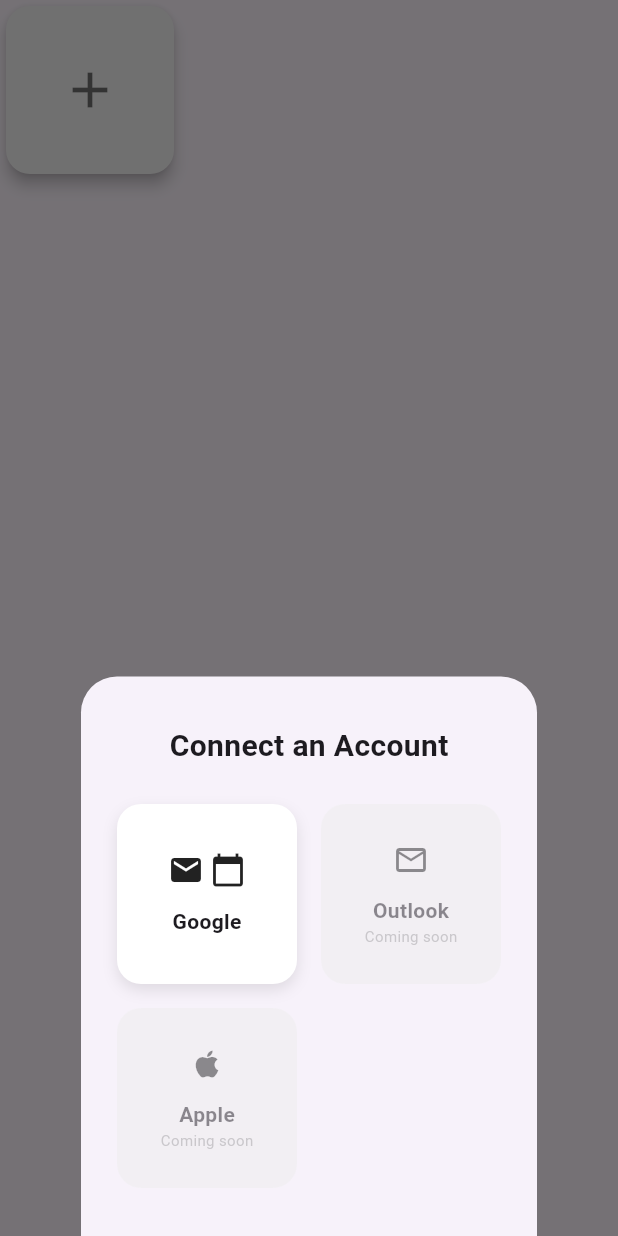
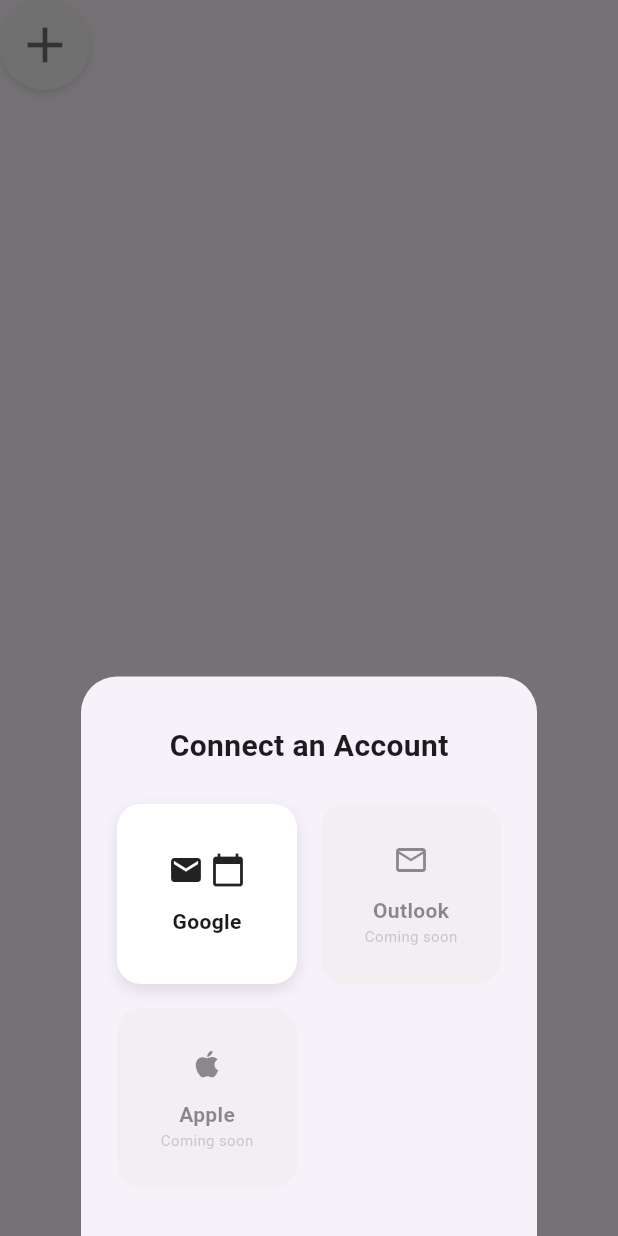
Before and after one commit to alexey192/calendarit, a Flutter app: the AddNewCard widget shown alone on an empty page, opened directly, after a tap on the "add" icon, on a phone screen of 412 x 824 dp. Run offline on Flutter 3.47's test engine with Material 3 defaults, Android fonts, the phone set to English and light mode, and no system bars; our stand-ins replace bloc, cloud_firestore, cloud_functions, firebase_auth, firebase_core, flutter_bloc and 5 more; missing offline and left inert: dart:html, flutter_appauth; accounts and stored records are empty.

```diff
--- a/lib/features/dashboard/widgets/add_new_card.dart
+++ b/lib/features/dashboard/widgets/add_new_card.dart
@@ -8,18 +8,22 @@ class AddNewCard extends StatelessWidget {
   Widget build(BuildContext context) {
     return GestureDetector(
       onTap: () => showProviderPickerModal(context),
-      child: SizedBox(
-        width: 120,
-        height: 120,
-        child: Card(
+      child: Container(
+        width: 60,
+        height: 60,
+        decoration: BoxDecoration(
           color: Colors.grey[100],
-          elevation: 4,
-          shape: RoundedRectangleBorder(
-            borderRadius: BorderRadius.circular(16),
-          ),
-          child: const Center(
-            child: Icon(Icons.add, size: 40, color: Colors.black54),
-          ),
+          shape: BoxShape.circle,
+          boxShadow: const [
+            BoxShadow(
+              color: Colors.black12,
+              blurRadius: 4,
+              offset: Offset(0, 2),
+            )
+          ],
+        ),
+        child: const Center(
+          child: Icon(Icons.add, size: 40, color: Colors.black54),
         ),
       ),
     );
```
Also changed, not shown: lib/features/dashboard/dashboard_screen.dart (+15 -3 lines), lib/features/dashboard/widgets/icon_card.dart (+73 -33 lines).
